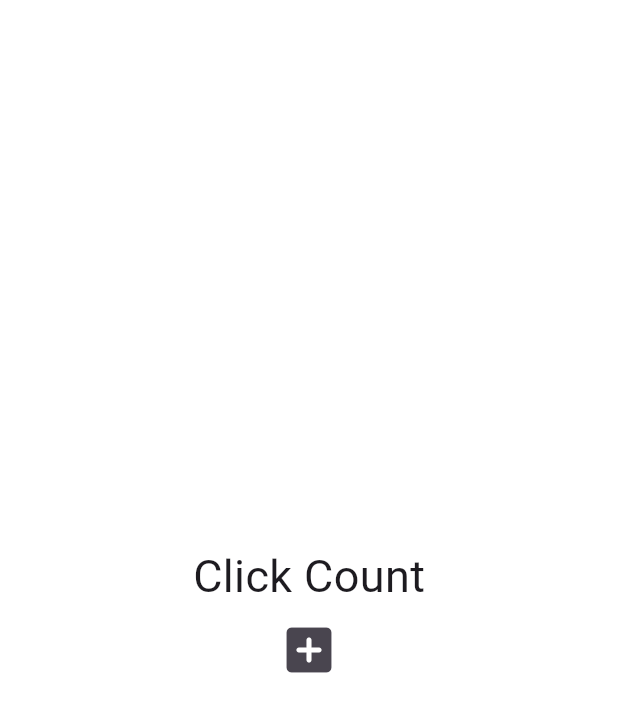
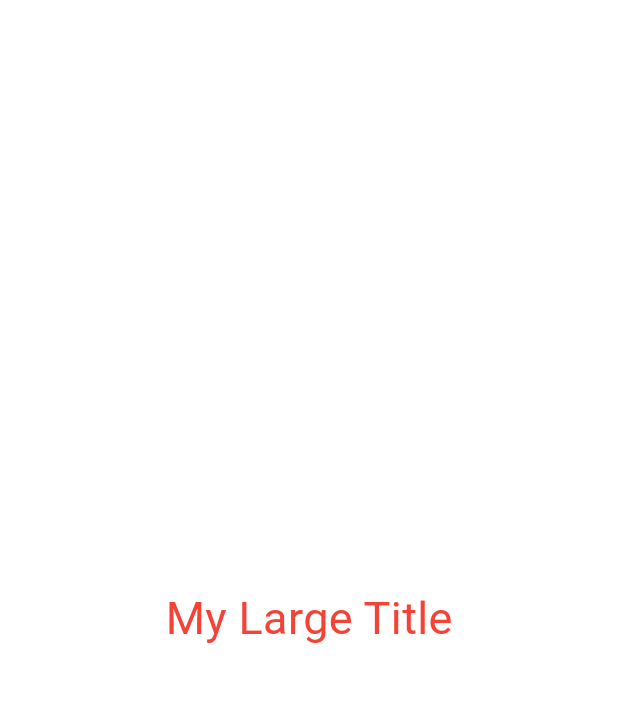
Before and after one commit to ghi512/toonflix, a Flutter app: the screen it shows after launch, on a phone screen of 412 x 824 dp. Shown: the top 712 px of the screen. Run offline on Flutter 3.47's test engine with Material 3 defaults, Android fonts, the phone set to English and light mode, and no system bars.

Commit message:
#4 - BuildContext (4.3)

```diff
--- a/lib/main.dart
+++ b/lib/main.dart
@@ -12,34 +12,36 @@ class MyApp extends StatefulWidget {
 }
 
 class _MyAppState extends State<MyApp> {
-  List<int> numbers = [];
-
-  void onClicked() {
-    setState(() {
-      numbers.add(numbers.length);
-    });
-  }
-
   @override
   Widget build(BuildContext context) {
     return MaterialApp(
+      theme: ThemeData(
+        textTheme: TextTheme(titleLarge: TextStyle(color: Colors.red)),
+      ),
       home: Scaffold(
         backgroundColor: Colors.white,
         body: Center(
           child: Column(
             mainAxisAlignment: MainAxisAlignment.center,
-            children: [
-              Text('Click Count', style: TextStyle(fontSize: 30)),
-              for (var n in numbers) Text('$n'),
-              IconButton(
-                iconSize: 40,
-                onPressed: onClicked,
-                icon: Icon(Icons.add_box_rounded),
-              ),
-            ],
+            children: [MyLargeTitle()],
           ),
         ),
       ),
     );
   }
 }
+
+class MyLargeTitle extends StatelessWidget {
+  const MyLargeTitle({super.key});
+
+  @override
+  Widget build(BuildContext context) {
+    return Text(
+      'My Large Title',
+      style: TextStyle(
+        fontSize: 30,
+        color: Theme.of(context).textTheme.titleLarge?.color,
+      ),
+    );
+  }
+}
```
